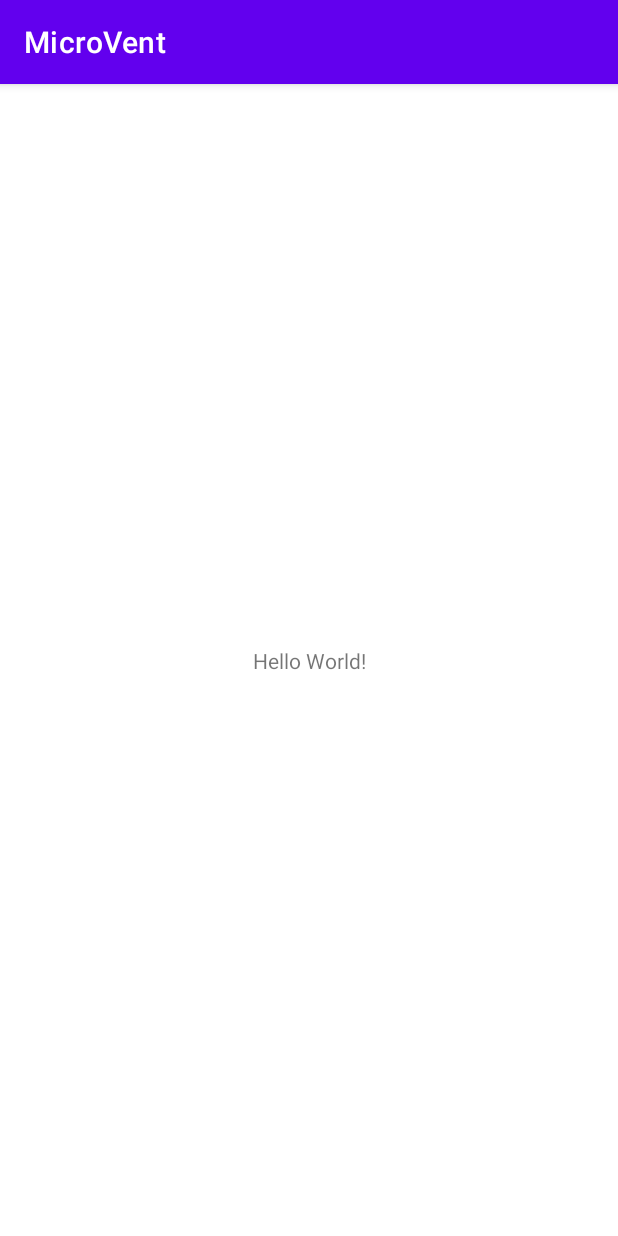
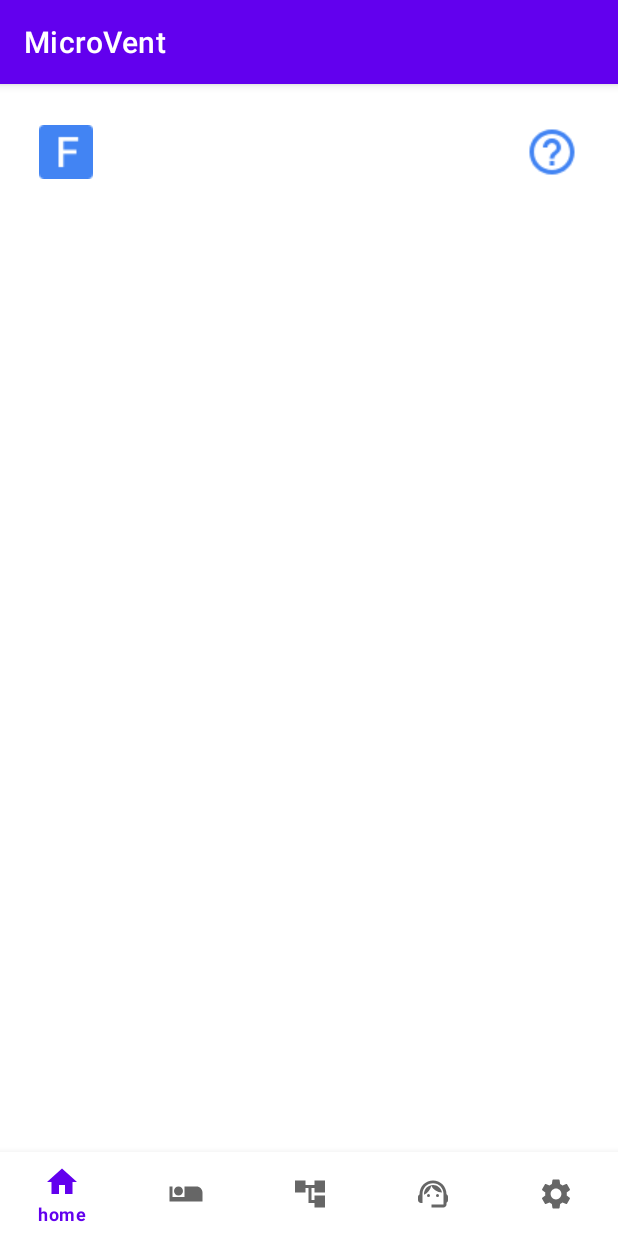
Before and after one commit to shota221/3dvent-app, an Android app: the screen it shows after launch (MainActivity), on a phone screen of 412 x 824 dp. Run offline under Robolectric (Android 15) with nearby library versions, the phone set to English and light mode, and no system bars.

Commit message:
雛形作成

```diff
--- a/app/build.gradle
+++ b/app/build.gradle
@@ -42,4 +42,12 @@ dependencies {
     testImplementation 'junit:junit:4.+'
     androidTestImplementation 'androidx.test.ext:junit:1.1.2'
     androidTestImplementation 'androidx.test.espresso:espresso-core:3.3.0'
+
+    // MaterialComponentsのBottomNavigationを使うため
+    implementation "com.google.android.material:material:1.1.0-alpha06"
+
+    // Navigationを使うため
+    def nav_version = '2.0.0'
+    implementation "androidx.navigation:navigation-fragment-ktx:$nav_version"
+    implementation "androidx.navigation:navigation-ui-ktx:$nav_version"
 }
--- /dev/null
+++ b/app/src/main/res/drawable/ic_baseline_account_tree_24_black.xml
@@ -0,0 +1,10 @@
+<vector xmlns:android="http://schemas.android.com/apk/res/android"
+    android:width="24dp"
+    android:height="24dp"
+    android:viewportWidth="24"
+    android:viewportHeight="24"
+    android:tint="?attr/colorControlNormal">
+  <path
+      android:fillColor="@android:color/white"
+      android:pathData="M22,11V3h-7v3H9V3H2v8h7V8h2v10h4v3h7v-8h-7v3h-2V8h2v3z"/>
+</vector>
--- /dev/null
+++ b/app/src/main/res/drawable/ic_baseline_airline_seat_individual_suite_24_black.xml
@@ -0,0 +1,10 @@
+<vector xmlns:android="http://schemas.android.com/apk/res/android"
+    android:width="24dp"
+    android:height="24dp"
+    android:viewportWidth="24"
+    android:viewportHeight="24"
+    android:tint="?attr/colorControlNormal">
+  <path
+      android:fillColor="@android:color/white"
+      android:pathData="M7,13c1.65,0 3,-1.35 3,-3S8.65,7 7,7s-3,1.35 -3,3 1.35,3 3,3zM19,7h-8v7L3,14L3,7L1,7v10h22v-6c0,-2.21 -1.79,-4 -4,-4z"/>
+</vector>
--- /dev/null
+++ b/app/src/main/res/drawable/ic_baseline_help_outline_24_blue.xml
@@ -0,0 +1,5 @@
+<vector android:autoMirrored="true" android:height="24dp"
+    android:tint="#4284F3" android:viewportHeight="24"
+    android:viewportWidth="24" android:width="24dp" xmlns:android="http://schemas.android.com/apk/res/android">
+    <path android:fillColor="@android:color/white" android:pathData="M11,18h2v-2h-2v2zM12,2C6.48,2 2,6.48 2,12s4.48,10 10,10 10,-4.48 10,-10S17.52,2 12,2zM12,20c-4.41,0 -8,-3.59 -8,-8s3.59,-8 8,-8 8,3.59 8,8 -3.59,8 -8,8zM12,6c-2.21,0 -4,1.79 -4,4h2c0,-1.1 0.9,-2 2,-2s2,0.9 2,2c0,2 -3,1.75 -3,5h2c0,-2.25 3,-2.5 3,-5 0,-2.21 -1.79,-4 -4,-4z"/>
+</vector>
--- /dev/null
+++ b/app/src/main/res/drawable/ic_baseline_home_24_black.xml
@@ -0,0 +1,10 @@
+<vector xmlns:android="http://schemas.android.com/apk/res/android"
+    android:width="24dp"
+    android:height="24dp"
+    android:viewportWidth="24"
+    android:viewportHeight="24"
+    android:tint="?attr/colorControlNormal">
+  <path
+      android:fillColor="@android:color/white"
+      android:pathData="M10,20v-6h4v6h5v-8h3L12,3 2,12h3v8z"/>
+</vector>
--- /dev/null
+++ b/app/src/main/res/drawable/ic_baseline_settings_24_black.xml
@@ -0,0 +1,10 @@
+<vector xmlns:android="http://schemas.android.com/apk/res/android"
+    android:width="24dp"
+    android:height="24dp"
+    android:viewportWidth="24"
+    android:viewportHeight="24"
+    android:tint="?attr/colorControlNormal">
+  <path
+      android:fillColor="@android:color/white"
+      android:pathData="M19.14,12.94c0.04,-0.3 0.06,-0.61 0.06,-0.94c0,-0.32 -0.02,-0.64 -0.07,-0.94l2.03,-1.58c0.18,-0.14 0.23,-0.41 0.12,-0.61l-1.92,-3.32c-0.12,-0.22 -0.37,-0.29 -0.59,-0.22l-2.39,0.96c-0.5,-0.38 -1.03,-0.7 -1.62,-0.94L14.4,2.81c-0.04,-0.24 -0.24,-0.41 -0.48,-0.41h-3.84c-0.24,0 -0.43,0.17 -0.47,0.41L9.25,5.35C8.66,5.59 8.12,5.92 7.63,6.29L5.24,5.33c-0.22,-0.08 -0.47,0 -0.59,0.22L2.74,8.87C2.62,9.08 2.66,9.34 2.86,9.48l2.03,1.58C4.84,11.36 4.8,11.69 4.8,12s0.02,0.64 0.07,0.94l-2.03,1.58c-0.18,0.14 -0.23,0.41 -0.12,0.61l1.92,3.32c0.12,0.22 0.37,0.29 0.59,0.22l2.39,-0.96c0.5,0.38 1.03,0.7 1.62,0.94l0.36,2.54c0.05,0.24 0.24,0.41 0.48,0.41h3.84c0.24,0 0.44,-0.17 0.47,-0.41l0.36,-2.54c0.59,-0.24 1.13,-0.56 1.62,-0.94l2.39,0.96c0.22,0.08 0.47,0 0.59,-0.22l1.92,-3.32c0.12,-0.22 0.07,-0.47 -0.12,-0.61L19.14,12.94zM12,15.6c-1.98,0 -3.6,-1.62 -3.6,-3.6s1.62,-3.6 3.6,-3.6s3.6,1.62 3.6,3.6S13.98,15.6 12,15.6z"/>
+</vector>
--- /dev/null
+++ b/app/src/main/res/drawable/ic_baseline_support_agent_24_black.xml
@@ -0,0 +1,19 @@
+<vector xmlns:android="http://schemas.android.com/apk/res/android"
+    android:width="24dp"
+    android:height="24dp"
+    android:viewportWidth="24"
+    android:viewportHeight="24"
+    android:tint="?attr/colorControlNormal">
+  <path
+      android:fillColor="@android:color/white"
+      android:pathData="M21,12.22C21,6.73 16.74,3 12,3c-4.69,0 -9,3.65 -9,9.28C2.4,12.62 2,13.26 2,14v2c0,1.1 0.9,2 2,2h1v-6.1c0,-3.87 3.13,-7 7,-7s7,3.13 7,7V19h-8v2h8c1.1,0 2,-0.9 2,-2v-1.22c0.59,-0.31 1,-0.92 1,-1.64v-2.3C22,13.14 21.59,12.53 21,12.22z"/>
+  <path
+      android:fillColor="@android:color/white"
+      android:pathData="M9,13m-1,0a1,1 0,1 1,2 0a1,1 0,1 1,-2 0"/>
+  <path
+      android:fillColor="@android:color/white"
+      android:pathData="M15,13m-1,0a1,1 0,1 1,2 0a1,1 0,1 1,-2 0"/>
+  <path
+      android:fillColor="@android:color/white"
+      android:pathData="M18,11.03C17.52,8.18 15.04,6 12.05,6c-3.03,0 -6.29,2.51 -6.03,6.45c2.47,-1.01 4.33,-3.21 4.86,-5.89C12.19,9.19 14.88,11 18,11.03z"/>
+</vector>
--- /dev/null
+++ b/app/src/main/res/drawable/ic_flow_button.xml
@@ -0,0 +1,5 @@
+<vector android:height="24dp" android:viewportHeight="1024.32"
+    android:viewportWidth="1024.32" android:width="24dp" xmlns:android="http://schemas.android.com/apk/res/android">
+    <path android:fillColor="#4284f3" android:pathData="M103.66,0L920.66,0A103.66,103.66 0,0 1,1024.32 103.66L1024.32,920.66A103.66,103.66 0,0 1,920.66 1024.32L103.66,1024.32A103.66,103.66 0,0 1,0 920.66L0,103.66A103.66,103.66 0,0 1,103.66 0z"/>
+    <path android:fillColor="#fff" android:pathData="M371.6,228.47H742.45v77.59H462.51V470.8H709.63v75.54H462.51V795.51H371.6Z"/>
+</vector>
--- a/app/src/main/res/layout/activity_main.xml
+++ b/app/src/main/res/layout/activity_main.xml
@@ -6,13 +6,50 @@
     android:layout_height="match_parent"
     tools:context=".activities.MainActivity">
 
-    <TextView
+    <com.google.android.material.bottomnavigation.BottomNavigationView
+        android:id="@+id/bottom_navigation"
+        android:layout_width="match_parent"
+        android:layout_height="wrap_content"
+        android:layout_gravity="bottom"
+        android:background="?android:attr/windowBackground"
+        app:layout_constraintBottom_toBottomOf="parent"
+        app:layout_constraintEnd_toEndOf="parent"
+        app:layout_constraintStart_toStartOf="parent"
+        app:menu="@menu/bottom_navigation_menu" />
+
+    <androidx.constraintlayout.widget.Guideline
+        android:id="@+id/guideline2"
         android:layout_width="wrap_content"
         android:layout_height="wrap_content"
-        android:text="Hello World!"
-        app:layout_constraintBottom_toBottomOf="parent"
-        app:layout_constraintLeft_toLeftOf="parent"
-        app:layout_constraintRight_toRightOf="parent"
+        android:orientation="horizontal"
+        app:layout_constraintGuide_begin="90dp" />
+
+    <ImageButton
+        android:id="@+id/imageButton"
+        android:layout_width="wrap_content"
+        android:layout_height="wrap_content"
+        android:layout_marginStart="32dp"
+        android:layout_marginLeft="32dp"
+        android:background="#00FFFFFF"
+        android:scaleX="1.5"
+        android:scaleY="1.5"
+        android:src="@drawable/ic_flow_button"
+        app:layout_constraintBottom_toTopOf="@+id/guideline2"
+        app:layout_constraintStart_toStartOf="parent"
+        app:layout_constraintTop_toTopOf="parent" />
+
+    <ImageButton
+        android:id="@+id/imageButton2"
+        android:layout_width="wrap_content"
+        android:layout_height="wrap_content"
+        android:layout_marginEnd="32dp"
+        android:layout_marginRight="32dp"
+        android:background="#00FFFFFF"
+        android:scaleX="1.5"
+        android:scaleY="1.5"
+        android:src="@drawable/ic_baseline_help_outline_24_blue"
+        app:layout_constraintBottom_toTopOf="@+id/guideline2"
+        app:layout_constraintEnd_toEndOf="parent"
         app:layout_constraintTop_toTopOf="parent" />
 
 </androidx.constraintlayout.widget.ConstraintLayout>
--- /dev/null
+++ b/app/src/main/res/menu/bottom_navigation_menu.xml
@@ -0,0 +1,23 @@
+<?xml version="1.0" encoding="utf-8"?>
+<menu xmlns:android="http://schemas.android.com/apk/res/android">
+    <item
+        android:id="@+id/navi_home"
+        android:icon="@drawable/ic_baseline_home_24_black"
+        android:title="home"/>
+    <item
+        android:id="@+id/navi_patients"
+        android:icon="@drawable/ic_baseline_airline_seat_individual_suite_24_black"
+        android:title="patients"/>
+    <item
+        android:id="@+id/navi_mode"
+        android:icon="@drawable/ic_baseline_account_tree_24_black"
+        android:title="mode"/>
+    <item
+        android:id="@+id/navi_support"
+        android:icon="@drawable/ic_baseline_support_agent_24_black"
+        android:title="support"/>
+    <item
+        android:id="@+id/navi_settings"
+        android:icon="@drawable/ic_baseline_settings_24_black"
+        android:title="settings"/>
+</menu>
```
